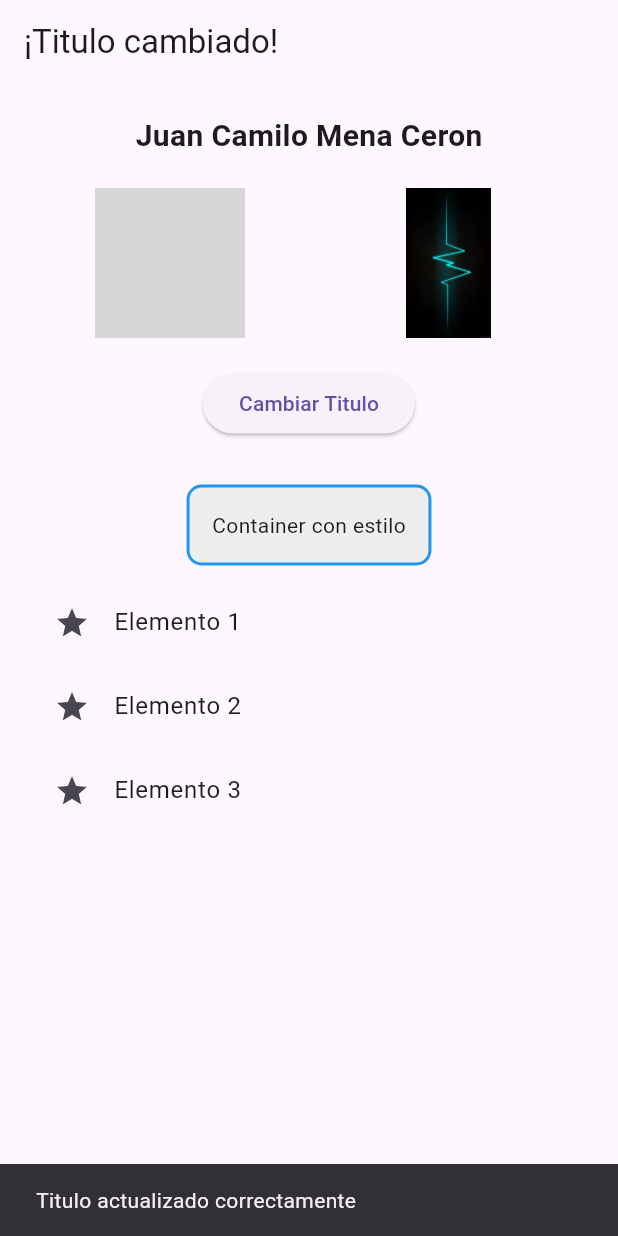
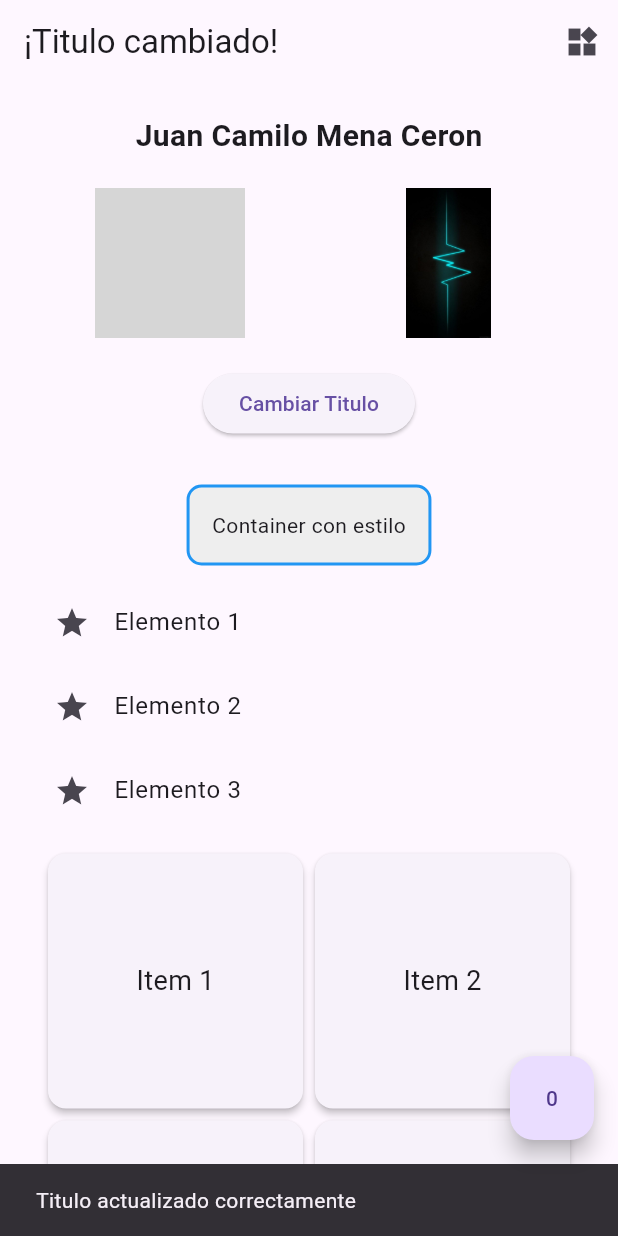
Before and after one commit to camiloMena259/holaMundo_taller1, a Flutter app: the screen it shows after launch, after a tap on "Cambiar Titulo", on a phone screen of 412 x 824 dp. Run offline on Flutter 3.47's test engine with Material 3 defaults, Android fonts, the phone set to English and light mode, and no system bars; our stand-ins replace go_router; network calls fail; grey boxes are pictures that could not be loaded.

Commit message:
feat(taller): integrar go_router, gidview,tabbar y ciclo de vida

```diff
--- /dev/null
+++ b/lib/expansion_panel_demo.dart
@@ -0,0 +1,50 @@
+// lib/expansion_panel_demo.dart
+import 'package:flutter/material.dart';
+
+class ExpansionPanelDemo extends StatefulWidget {
+  @override
+  _ExpansionPanelDemoState createState() => _ExpansionPanelDemoState();
+}
+
+class _ExpansionPanelDemoState extends State<ExpansionPanelDemo> {
+  List<Item> items = List.generate(3, (i) => Item(header: 'Panel ${i + 1}', body: 'Contenido ${i + 1}', isExpanded: false));
+
+  @override
+  void initState() {
+    super.initState();
+    print('ExpansionPanelDemo: initState()');
+  }
+
+  @override
+  Widget build(BuildContext context) {
+    print('ExpansionPanelDemo: build()');
+    return ExpansionPanelList(
+      expansionCallback: (index, isOpen) {
+        setState(() {
+          items[index].isExpanded = !isOpen;
+        });
+        print('ExpansionPanelDemo: setState() - toggled panel $index -> ${items[index].isExpanded}');
+      },
+      children: items.map((item) {
+        return ExpansionPanel(
+          headerBuilder: (context, isOpen) => ListTile(title: Text(item.header)),
+          body: ListTile(title: Text(item.body)),
+          isExpanded: item.isExpanded,
+        );
+      }).toList(),
+    );
+  }
+
+  @override
+  void dispose() {
+    print('ExpansionPanelDemo: dispose()');
+    super.dispose();
+  }
+}
+
+class Item {
+  String header;
+  String body;
+  bool isExpanded;
+  Item({required this.header, required this.body, this.isExpanded = false});
+}
--- /dev/null
+++ b/lib/home_page.dart
@@ -0,0 +1,219 @@
+// lib/home_page.dart
+import 'package:flutter/material.dart';
+import 'package:go_router/go_router.dart';
+import 'expansion_panel_demo.dart';
+
+class HomePage extends StatefulWidget {
+  const HomePage({super.key});
+
+  @override
+  State<HomePage> createState() => _HomePageState();
+}
+
+class _HomePageState extends State<HomePage> {
+  String appBarTitle = "Hola, Flutter";
+  final String studentName = "Juan Camilo Mena Ceron";
+  int counter = 0;
+
+  // initState: se ejecuta una sola vez al crear el State.
+  @override
+  void initState() {
+    super.initState();
+    print('HomePage: initState() - inicializa estado local.');
+  }
+
+  // didChangeDependencies: se ejecuta cuando cambian dependencias.
+  @override
+  void didChangeDependencies() {
+    super.didChangeDependencies();
+    print('HomePage: didChangeDependencies() - dependencias cargadas/cambiadas.');
+  }
+
+  void _changeTitle() {
+    setState(() {
+      appBarTitle = appBarTitle == "Hola, Flutter" ? "¡Titulo cambiado!" : "Hola, Flutter";
+    });
+    // imprimimos aquí para evidenciar setState()
+    print('HomePage: setState() -> appBarTitle="$appBarTitle"');
+
+    ScaffoldMessenger.of(context).showSnackBar(
+      const SnackBar(content: Text("Titulo actualizado correctamente")),
+    );
+  }
+
+  @override
+  Widget build(BuildContext context) {
+    print('HomePage: build() - reconstruyendo UI.');
+    return Scaffold(
+      appBar: AppBar(
+        title: Text(appBarTitle),
+        actions: [
+          IconButton(
+            tooltip: 'Ir a Widgets demo (Tabs)',
+            icon: const Icon(Icons.widgets),
+            onPressed: () => context.push('/widgets'),
+          )
+        ],
+      ),
+      body: SingleChildScrollView(
+        padding: const EdgeInsets.all(20),
+        child: Column(
+          children: [
+            // Texto de mi nombre
+            Text(
+              studentName,
+              style: const TextStyle(fontSize: 20, fontWeight: FontWeight.bold),
+            ),
+            const SizedBox(height: 20),
+
+            // row con imágenes
+            Row(
+              mainAxisAlignment: MainAxisAlignment.spaceAround,
+              children: [
+                Image.network(
+                  "https://picsum.photos/100/100",
+                  width: 100,
+                  height: 100,
+                ),
+                Image.asset(
+                  "assets/local_image.jpg",
+                  width: 100,
+                  height: 100,
+                  errorBuilder: (context, error, stackTrace) {
+                    return const Icon(Icons.error);
+                  },
+                ),
+              ],
+            ),
+            const SizedBox(height: 20),
+
+            // Botón para cambiar título
+            ElevatedButton(
+              onPressed: _changeTitle,
+              child: const Text("Cambiar Titulo"),
+            ),
+            const SizedBox(height: 20),
+
+            // Widgets adicionales (container + lista horizontal)
+            _buildAdditionalWidgets(),
+
+            const SizedBox(height: 20),
+
+            // --- GRIDVIEW para cumplir requisito (pequeño y manejable) ---
+            SizedBox(
+              height: 250,
+              child: GridView.builder(
+                padding: const EdgeInsets.all(8),
+                physics: const NeverScrollableScrollPhysics(),
+                gridDelegate: const SliverGridDelegateWithFixedCrossAxisCount(crossAxisCount: 2),
+                itemCount: 6,
+                itemBuilder: (context, index) {
+                  final id = index + 1;
+                  return Card(
+                    elevation: 2,
+                    child: InkWell(
+                      onTap: () {
+                        // push: apila la nueva ruta
+                        context.push('/detail/$id?from=grid');
+                        print('HomePage: Grid item $id tapped -> push to detail/$id?from=grid');
+                      },
+                      child: Center(child: Text('Item $id', style: const TextStyle(fontSize: 18))),
+                    ),
+                  );
+                },
+              ),
+            ),
+
+            const SizedBox(height: 12),
+
+            // Botones para demostrar go / push / replace
+            Row(
+              mainAxisAlignment: MainAxisAlignment.spaceAround,
+              children: [
+                ElevatedButton(
+                  onPressed: () {
+                    // go(): reemplaza historial con la nueva ruta
+                  context.goNamed(
+                    'detail',
+                    pathParameters: {'id': '100'},
+                    queryParameters: {'from': 'go'},
+                  );
+                    print('HomePage: navegado con go -> detail/100?from=go');
+                  },
+                  child: const Text('Ir con go'),
+                ),
+                ElevatedButton(
+                  onPressed: () {
+                    // push(): apila la nueva ruta en el stack
+                    context.push('/detail/200?from=push');
+                    print('HomePage: navegado con push -> detail/200?from=push');
+                  },
+                  child: const Text('Ir con push'),
+                ),
+                ElevatedButton(
+                  onPressed: () {
+                    // replace(): reemplaza la ruta actual
+                    context.replace('/detail/300?from=replace');
+                    print('HomePage: navegado con replace -> detail/300?from=replace');
+                  },
+                  child: const Text('Ir con replace'),
+                ),
+              ],
+            ),
+
+            const SizedBox(height: 20),
+
+            // ExpansionPanel demo (tercer widget) embebido
+            ExpansionPanelDemo(),
+          ],
+        ),
+      ),
+      floatingActionButton: FloatingActionButton(
+        onPressed: () {
+          setState(() {
+            counter++;
+          });
+          print('HomePage: setState() -> counter=$counter');
+        },
+        child: Text('$counter'),
+      ),
+    );
+  }
+
+  // widgets adicionales
+  Widget _buildAdditionalWidgets() {
+    return Column(
+      children: [
+        // 1 Container
+        Container(
+          padding: const EdgeInsets.all(15),
+          margin: const EdgeInsets.symmetric(vertical: 10),
+          decoration: BoxDecoration(
+            color: Colors.grey[200],
+            border: Border.all(color: Colors.blue, width: 2),
+            borderRadius: BorderRadius.circular(10),
+          ),
+          child: const Text("Container con estilo"),
+        ),
+
+        // 2. lista horizontal
+        SizedBox(
+          height: 150,
+          child: ListView(
+            children: const [
+              ListTile(leading: Icon(Icons.star), title: Text("Elemento 1")),
+              ListTile(leading: Icon(Icons.star), title: Text("Elemento 2")),
+              ListTile(leading: Icon(Icons.star), title: Text("Elemento 3")),
+            ],
+          ),
+        ),
+      ],
+    );
+  }
+
+  @override
+  void dispose() {
+    print('HomePage: dispose() - liberar recursos.');
+    super.dispose();
+  }
+}
--- a/lib/main.dart
+++ b/lib/main.dart
@@ -1,130 +1,51 @@
+// lib/main.dart
 import 'package:flutter/material.dart';
+import 'package:go_router/go_router.dart';
+import 'home_page.dart';
+import 'detail_page.dart';
+import 'widgets_demo_screen.dart';
 
 void main() {
   runApp(const MyApp());
 }
 
+final GoRouter _router = GoRouter(
+  initialLocation: '/',
+  routes: [
+    GoRoute(
+      name: 'home',
+      path: '/',
+      builder: (context, state) => const HomePage(),
+      routes: [
+        GoRoute(
+          name: 'detail',
+          path: 'detail/:id',
+          builder: (context, state) {
+          final id = state.pathParameters['id'] ?? '0';
+          final from = state.queryParameters['from'] ?? 'unknown';
+
+            return DetailPage(id: id, from: from);
+          },
+        ),
+        GoRoute(
+          name: 'widgets',
+          path: 'widgets',
+          builder: (context, state) => WidgetsDemoScreen(),
+        ),
+      ],
+    ),
+  ],
+);
+
 class MyApp extends StatelessWidget {
   const MyApp({super.key});
-
   @override
   Widget build(BuildContext context) {
-    return MaterialApp(
-      title: 'Taller 1 Flutter',
-      theme: ThemeData(
-        primarySwatch: Colors.blue,
-      ),
-      home: const HomePage(),
+    return MaterialApp.router(
+      title: 'Taller 1 Flutter - Integrado',
+      routerConfig: _router,
+      theme: ThemeData(primarySwatch: Colors.blue),
+      debugShowCheckedModeBanner: false,
     );
   }
 }
-
-class HomePage extends StatefulWidget {
-  const HomePage({super.key});
-
-  @override
-  State<HomePage> createState() => _HomePageState();
-}
-
-class _HomePageState extends State<HomePage> {
-  String appBarTitle = "Hola, Flutter";
-  final String studentName = "Juan Camilo Mena Ceron";
-
-  void _changeTitle() {
-    setState(() {
-      appBarTitle = appBarTitle == "Hola, Flutter"
-          ? "¡Titulo cambiado!"
-          : "Hola, Flutter";
-    });
-
-    ScaffoldMessenger.of(context).showSnackBar(
-      const SnackBar(content: Text("Titulo actualizado correctamente")),
-    );
-  }
-
-  @override
-  Widget build(BuildContext context) {
-    return Scaffold(
-      appBar: AppBar(
-        title: Text(appBarTitle),
-      ),
-      body: SingleChildScrollView(
-        padding: const EdgeInsets.all(20),
-        child: Column(
-          children: [
-            // Texto de mi nombre
-            Text(
-              studentName,
-              style: const TextStyle(fontSize: 20, fontWeight: FontWeight.bold),
-            ),
-            const SizedBox(height: 20),
-
-            // row con imagenes
-            Row(
-              mainAxisAlignment: MainAxisAlignment.spaceAround,
-              children: [
-                // Imagen de la network
-                Image.network(
-                  "https://picsum.photos/100/100",
-                  width: 100,
-                  height: 100,
-                ),
-                // Imagen de assets, con manejo de error, se creo la carpeta assets y se agrego la imagen
-                Image.asset(
-                  "assets/local_image.jpg",
-                  width: 100,
-                  height: 100,
-                  errorBuilder: (context, error, stackTrace) {
-                      return Icon(Icons.error);
-                    },
-                ),
-              ],
-            ),
-            const SizedBox(height: 20),
-
-            // Boton para cambiar titulo
-            ElevatedButton(
-              onPressed: _changeTitle,
-              child: const Text("Cambiar Titulo"),
-            ),
-            const SizedBox(height: 20),
-
-            // llamo a widgets adicionales
-            _buildAdditionalWidgets(),
-          ],
-        ),
-      ),
-    );
-  }
-
-  // wdgets adicionales
-  Widget _buildAdditionalWidgets() {
-    return Column(
-      children: [
-        // 1 Container
-        Container(
-          padding: const EdgeInsets.all(15),
-          margin: const EdgeInsets.symmetric(vertical: 10),
-          decoration: BoxDecoration(
-            color: Colors.grey[200],
-            border: Border.all(color: Colors.blue, width: 2),
-            borderRadius: BorderRadius.circular(10),
-          ),
-          child: const Text("Container con estilo"),
-        ),
-
-        // 2. lista horizontal
-        SizedBox(
-          height: 150,
-          child: ListView(
-            children: const [
-              ListTile(leading: Icon(Icons.star), title: Text("Elemento 1")),
-              ListTile(leading: Icon(Icons.star), title: Text("Elemento 2")),
-              ListTile(leading: Icon(Icons.star), title: Text("Elemento 3")),
-            ],
-          ),
-        ),
-      ],
-    );
-  }
-}
```
Also changed, not shown: lib/detail_page.dart (added, +64 -0 lines), lib/widgets_demo_screen.dart (added, +91 -0 lines), pubspec.yaml (+4 -72 lines), pubspec.lock, 1 other file.
